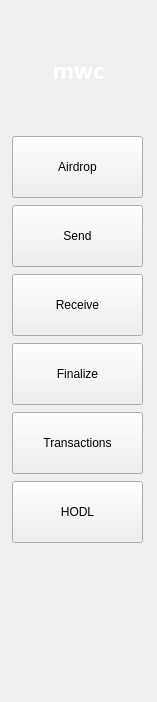
Before: the Qt Designer form core/mwctoolbar.ui in 0xkobe/mwc-wallet, drawn with Qt 5.
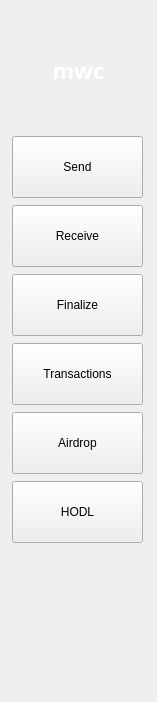
After: the same form once the commit is applied. Icons and pictures are not drawn.

Commit message: https://github.com/mwcproject/mwc-qt-wallet/issues/341

Diff of the .ui file:
```diff
--- a/core/mwctoolbar.ui
+++ b/core/mwctoolbar.ui
@@ -188,54 +188,6 @@
      <property name="rightMargin">
       <number>12</number>
      </property>
-     <item>
-      <widget class="QToolButton" name="airdropToolButton">
-       <property name="minimumSize">
-        <size>
-         <width>131</width>
-         <height>62</height>
-        </size>
-       </property>
-       <property name="maximumSize">
-        <size>
-         <width>131</width>
-         <height>62</height>
-        </size>
-       </property>
-       <property name="cursor">
-        <cursorShape>PointingHandCursor</cursorShape>
-       </property>
-       <property name="focusPolicy">
-        <enum>Qt::TabFocus</enum>
-       </property>
-       <property name="toolTip">
-        <string>Click here to claim your MWC from the Airdrop</string>
-       </property>
-       <property name="text">
-        <string notr="true">Airdrop</string>
-       </property>
-       <property name="icon">
-        <iconset>
-         <normalon>:/img/Airdrop@2x.svg</normalon>
-        </iconset>
-       </property>
-       <property name="iconSize">
-        <size>
-         <width>45</width>
-         <height>18</height>
-        </size>
-       </property>
-       <property name="checkable">
-        <bool>true</bool>
-       </property>
-       <property name="toolButtonStyle">
-        <enum>Qt::ToolButtonTextUnderIcon</enum>
-       </property>
-       <property name="autoRaise">
-        <bool>false</bool>
-       </property>
-      </widget>
-     </item>
      <item>
       <widget class="QToolButton" name="sendToolButton">
        <property name="minimumSize">
@@ -424,6 +376,54 @@
        </property>
       </widget>
      </item>
+     <item>
+      <widget class="QToolButton" name="airdropToolButton">
+       <property name="minimumSize">
+        <size>
+         <width>131</width>
+         <height>62</height>
+        </size>
+       </property>
+       <property name="maximumSize">
+        <size>
+         <width>131</width>
+         <height>62</height>
+        </size>
+       </property>
+       <property name="cursor">
+        <cursorShape>PointingHandCursor</cursorShape>
+       </property>
+       <property name="focusPolicy">
+        <enum>Qt::TabFocus</enum>
+       </property>
+       <property name="toolTip">
+        <string>Click here to claim your MWC from the Airdrop</string>
+       </property>
+       <property name="text">
+        <string notr="true">Airdrop</string>
+       </property>
+       <property name="icon">
+        <iconset>
+         <normalon>:/img/Airdrop@2x.svg</normalon>
+        </iconset>
+       </property>
+       <property name="iconSize">
+        <size>
+         <width>45</width>
+         <height>18</height>
+        </size>
+       </property>
+       <property name="checkable">
+        <bool>true</bool>
+       </property>
+       <property name="toolButtonStyle">
+        <enum>Qt::ToolButtonTextUnderIcon</enum>
+       </property>
+       <property name="autoRaise">
+        <bool>false</bool>
+       </property>
+      </widget>
+     </item>
      <item>
       <widget class="QToolButton" name="hodlToolButton">
        <property name="minimumSize">
```
